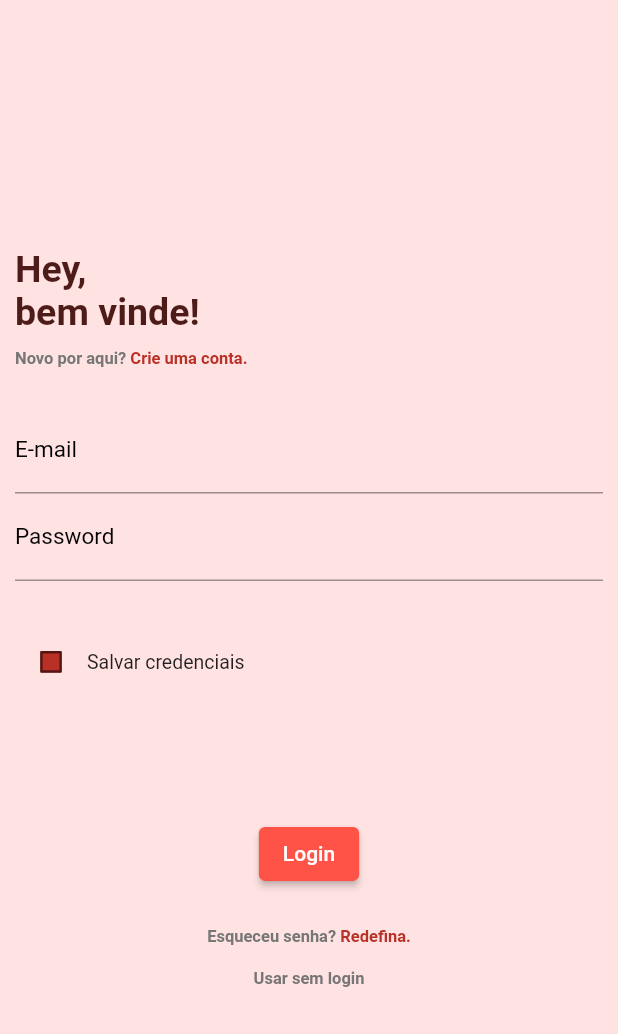
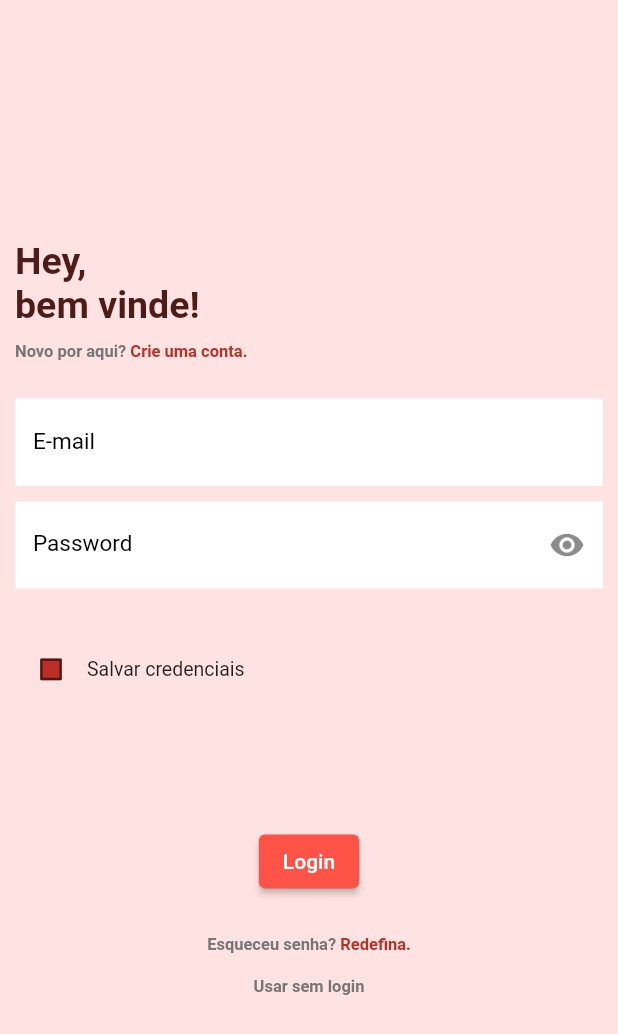
Before and after one commit to diegofilbal/pocketcheff_frontend, a Flutter app: the screen it shows after launch, after a tap on "Sign in", on a phone screen of 412 x 824 dp. Shown: the top 1034 px of the screen. Run offline on Flutter 3.47's test engine with Material 2 defaults, Android fonts, the phone set to English and light mode, and no system bars; our stand-ins replace flutter_svg.

Commit message:
Fix obscure password

```diff
--- a/lib/screens/login/login_screen.dart
+++ b/lib/screens/login/login_screen.dart
@@ -14,6 +14,12 @@ class _LoginScreenState extends State<LoginScreen> {
   final GlobalKey<FormState> _formKey = GlobalKey();
 
   bool _isSelected = false;
+  bool _isObscure = true;
+
+  @override
+  void initState() {
+    _isObscure = true;
+  }
 
   @override
   Widget build(BuildContext context) {
@@ -91,8 +97,12 @@ class _LoginScreenState extends State<LoginScreen> {
                   child: Column(
                     children: <Widget>[
                       TextFormField(
+                        cursorColor:Color.fromARGB(255, 185, 48, 39),
                         keyboardType: TextInputType.emailAddress,
                         decoration: const InputDecoration(
+                          filled: true,
+                          fillColor: Colors.white,
+                          border: InputBorder.none,
                           labelText: "E-mail",
                           labelStyle: TextStyle(
                             color: Colors.black,
@@ -101,7 +111,7 @@ class _LoginScreenState extends State<LoginScreen> {
                         ),
                         controller: emailController,
                         style: TextStyle(
-                          color: Color.fromARGB(255, 255, 255, 255),
+                          color: Color.fromARGB(255, 0, 0, 0),
                         ),
                         textAlign: TextAlign.center,
                         validator: (value) {
@@ -112,18 +122,31 @@ class _LoginScreenState extends State<LoginScreen> {
                           }
                         },
                       ),
+                      SizedBox(height: 10,),
                       TextFormField(
-                        keyboardType: TextInputType.emailAddress,
-                        decoration: const InputDecoration(
+                        obscureText: _isObscure,
+                        cursorColor:Color.fromARGB(255, 185, 48, 39),
+                        keyboardType: TextInputType.visiblePassword,
+                        decoration: InputDecoration(
+                          filled: true,
+                          fillColor: Colors.white,
+                          border: InputBorder.none,
                           labelText: "Password",
                           labelStyle: TextStyle(
                             color: Color.fromARGB(255, 0, 0, 0),
                             fontSize: 15,
                           ),
+                          suffixIcon: IconButton(
+                            icon: Icon(_isObscure ? Icons.visibility : Icons.visibility_off),
+                            onPressed: () {
+                              setState(() {
+                                _isObscure = !_isObscure;
+                              });
+                            }),
                         ),
                         controller: passwordController,
                         style: TextStyle(
-                          color: Color.fromARGB(255, 255, 255, 255),
+                          color: Color.fromARGB(255, 0, 0, 0),
                         ),
                         textAlign: TextAlign.center,
                         validator: (value) {
```
Also changed, not shown: lib/screens/login/reset_password_screen.dart (added).
